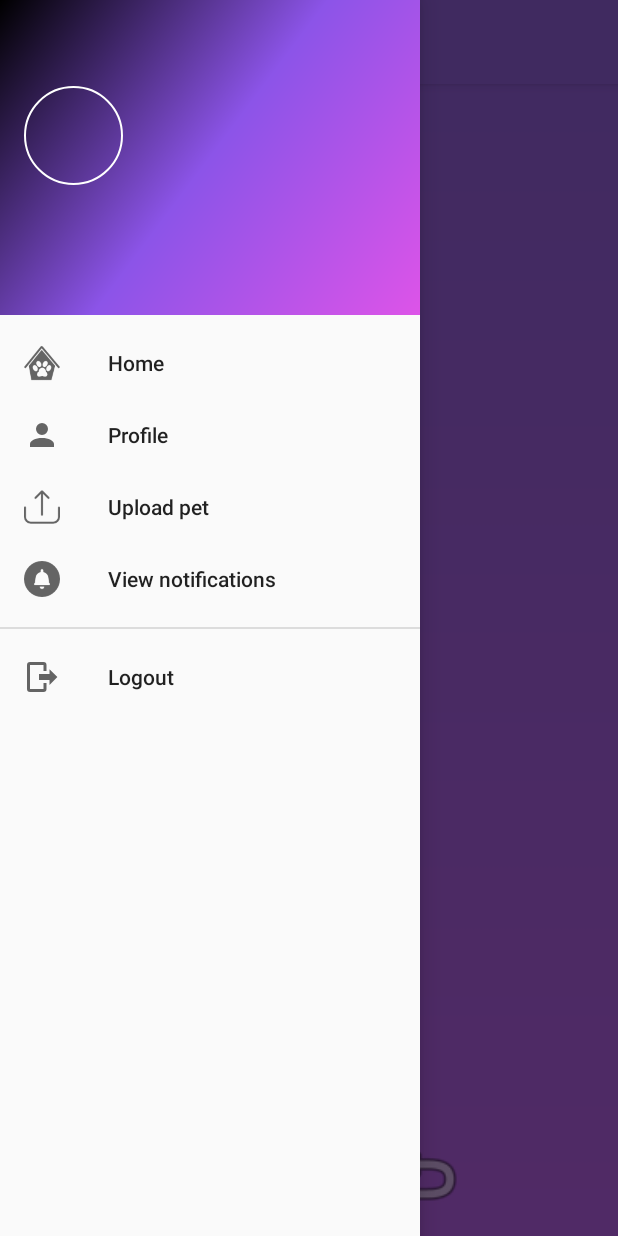
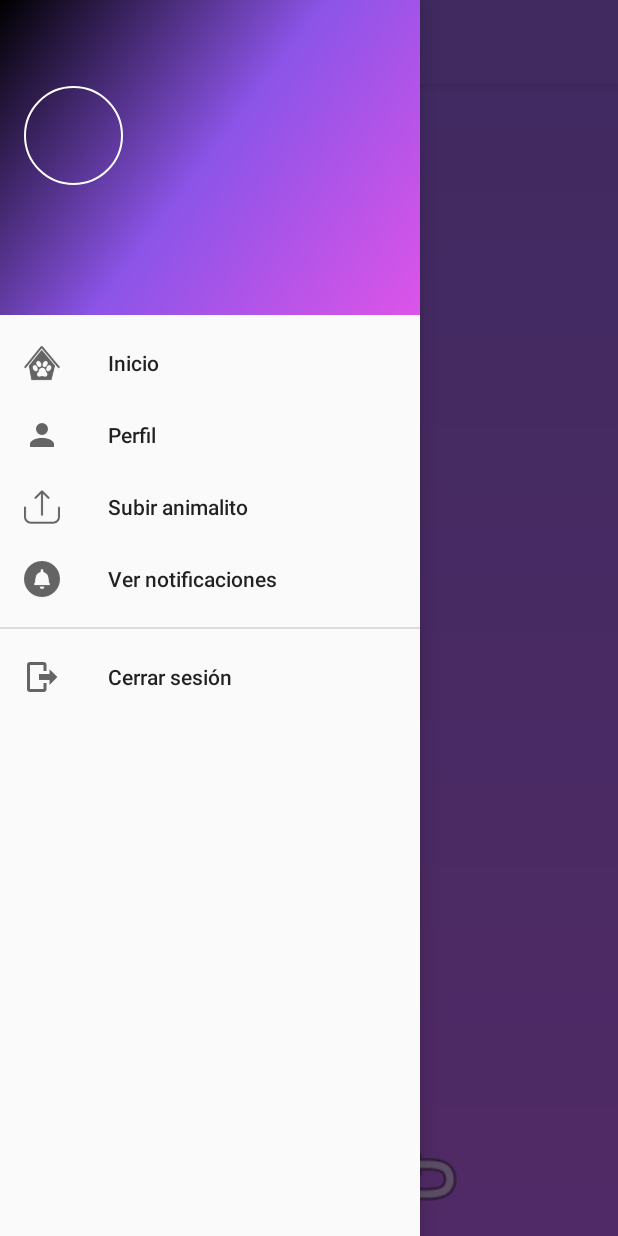
Before and after one commit to UNChirri/Appdoptame, an Android app: the screen it shows after launch once a user with an empty profile is signed in (BaseActivity), with the side drawer open, on a phone screen of 412 x 824 dp. Run offline under Robolectric (Android 15) with nearby library versions, the phone set to English and light mode, and no system bars; our stand-ins replace ButterKnife, CircleImageView, Firebase (no records; nobody signed in at launch, a user with empty details on screens opened directly); libraries missing offline, so code that uses them is left out: com.facebook, com.facebook.login, com.mindorks.placeholderview; plain views replace SwipePlaceHolderView; 6 statements that could not run were skipped.

Commit message:
Cambio de idioma (español) a los botones del menú

```diff
--- a/app/src/main/res/values/strings.xml
+++ b/app/src/main/res/values/strings.xml
@@ -22,10 +22,10 @@
     <string name="navigation_drawer_open">Open navigation drawer</string>
     <string name="navigation_drawer_close">Close navigation drawer</string>
     <string name="action_settings">Settings</string>
-    <string name="prof">Profile</string>
-    <string name="logout">Logout</string>
-    <string name="upload_pet">Upload pet</string>
-    <string name="notifications">View notifications</string>
-    <string name="pet_house">Home</string>
+    <string name="prof">Perfil</string>
+    <string name="logout">Cerrar sesión</string>
+    <string name="upload_pet">Subir animalito</string>
+    <string name="notifications">Ver notificaciones</string>
+    <string name="pet_house">Inicio</string>
     <string name="breed">Breed</string>
 </resources>
```
